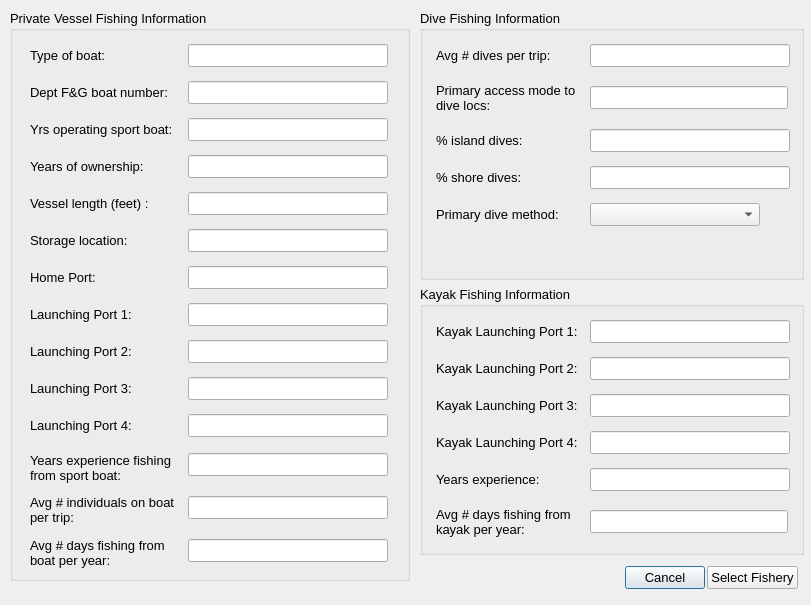
Old version of the form oom_noorc_rec/Interview/rec_all.ui in the repository Ecotrust/openoceanmap-desktop.
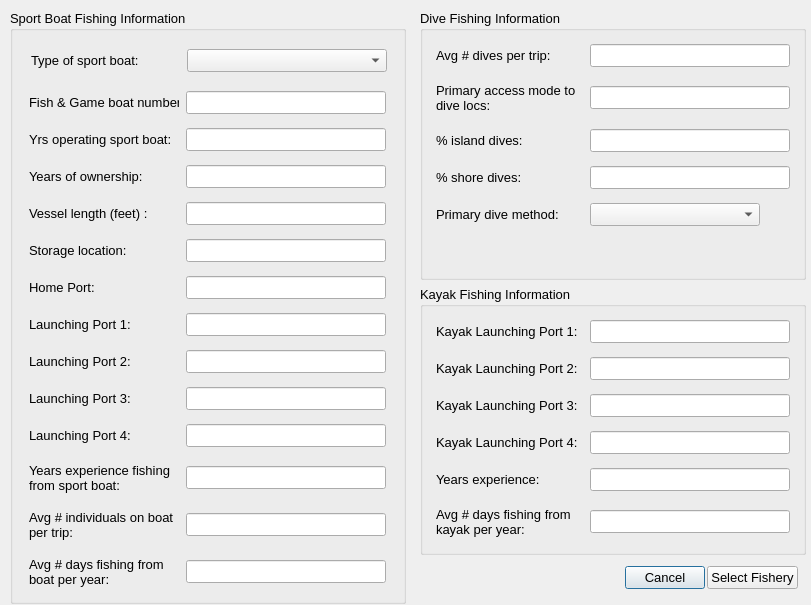
New version of the form.

Patch:
```diff
--- a/oom_noorc_rec/Interview/rec_all.ui
+++ b/oom_noorc_rec/Interview/rec_all.ui
@@ -73,8 +73,8 @@
     <rect>
      <x>10</x>
      <y>10</y>
-     <width>400</width>
-     <height>571</height>
+     <width>396</width>
+     <height>594</height>
     </rect>
    </property>
    <property name="font" >
@@ -83,7 +83,7 @@
     </font>
    </property>
    <property name="title" >
-    <string>Private Vessel Fishing Information</string>
+    <string>Sport Boat Fishing Information</string>
    </property>
    <layout class="QVBoxLayout" name="verticalLayout" >
     <item>
@@ -93,13 +93,7 @@
         <pointsize>10</pointsize>
        </font>
       </property>
-      <layout class="QHBoxLayout" name="_4" >
-       <property name="spacing" >
-        <number>4</number>
-       </property>
-       <property name="margin" >
-        <number>4</number>
-       </property>
+      <layout class="QHBoxLayout" name="horizontalLayout" >
        <item>
         <widget class="QLabel" name="perc_income_text" >
          <property name="minimumSize" >
@@ -120,18 +114,15 @@
           </font>
          </property>
          <property name="text" >
-          <string>Type of boat:</string>
+          <string>Type of sport boat:</string>
          </property>
         </widget>
        </item>
        <item>
-        <widget class="QLineEdit" name="type_boat_line" >
-         <property name="enabled" >
-          <bool>true</bool>
-         </property>
+        <widget class="QComboBox" name="type_boat_line" >
          <property name="minimumSize" >
           <size>
-           <width>100</width>
+           <width>200</width>
            <height>0</height>
           </size>
          </property>
@@ -141,14 +132,31 @@
            <height>16777215</height>
           </size>
          </property>
-         <property name="font" >
-          <font>
-           <pointsize>10</pointsize>
-          </font>
-         </property>
-         <property name="text" >
-          <string/>
-         </property>
+         <item>
+          <property name="text" >
+           <string/>
+          </property>
+         </item>
+         <item>
+          <property name="text" >
+           <string>Aluminum</string>
+          </property>
+         </item>
+         <item>
+          <property name="text" >
+           <string>Fiberglass</string>
+          </property>
+         </item>
+         <item>
+          <property name="text" >
+           <string>Inflatable</string>
+          </property>
+         </item>
+         <item>
+          <property name="text" >
+           <string>Other</string>
+          </property>
+         </item>
         </widget>
        </item>
       </layout>
@@ -188,7 +196,7 @@
           </font>
          </property>
          <property name="text" >
-          <string>Dept F&amp;G boat number:</string>
+          <string>Fish &amp; Game boat number:</string>
          </property>
         </widget>
        </item>
@@ -1056,7 +1064,7 @@
     <rect>
      <x>420</x>
      <y>10</y>
-     <width>384</width>
+     <width>386</width>
      <height>545</height>
     </rect>
    </property>
```
Left out of the diff: 1 changed line with no effect on the pictures.
